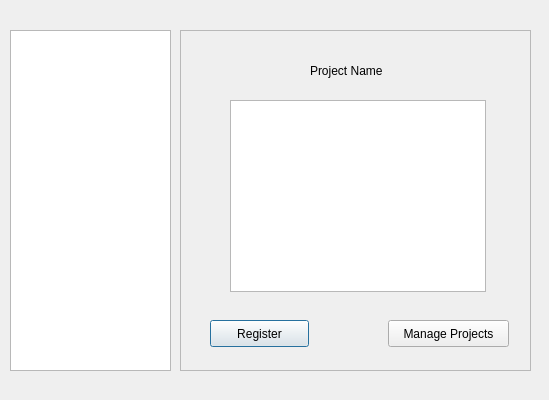
Before: the Qt Designer form studentprojectregisterview.ui in abhinavthukral28/stuPID, drawn with Qt 5.
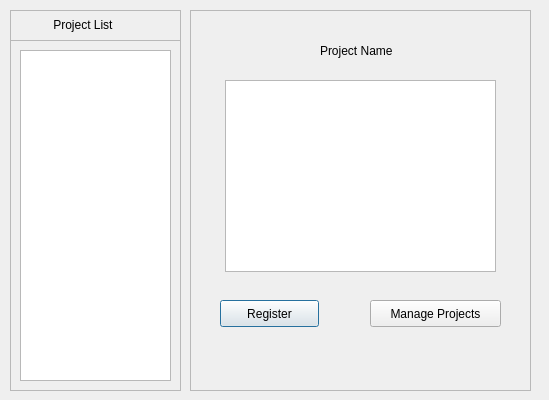
After: the same form once the commit is applied.

Diff of the .ui file:
```diff
--- a/studentprojectregisterview.ui
+++ b/studentprojectregisterview.ui
@@ -16,10 +16,10 @@
   <widget class="QFrame" name="frame">
    <property name="geometry">
     <rect>
-     <x>180</x>
-     <y>30</y>
-     <width>351</width>
-     <height>341</height>
+     <x>190</x>
+     <y>10</y>
+     <width>341</width>
+     <height>381</height>
     </rect>
    </property>
    <property name="frameShape">
@@ -57,9 +57,9 @@
    <widget class="QTextBrowser" name="projectDescription">
     <property name="geometry">
      <rect>
-      <x>50</x>
+      <x>35</x>
       <y>70</y>
-      <width>256</width>
+      <width>271</width>
       <height>192</height>
      </rect>
     </property>
@@ -67,9 +67,9 @@
    <widget class="QPushButton" name="manageProjectButton">
     <property name="geometry">
      <rect>
-      <x>208</x>
+      <x>180</x>
       <y>290</y>
-      <width>121</width>
+      <width>131</width>
       <height>27</height>
      </rect>
     </property>
@@ -78,15 +78,63 @@
     </property>
    </widget>
   </widget>
-  <widget class="QListWidget" name="projectsList">
+  <widget class="QFrame" name="frame_2">
    <property name="geometry">
     <rect>
      <x>10</x>
-     <y>30</y>
-     <width>161</width>
-     <height>341</height>
+     <y>10</y>
+     <width>171</width>
+     <height>381</height>
     </rect>
    </property>
+   <property name="frameShape">
+    <enum>QFrame::StyledPanel</enum>
+   </property>
+   <property name="frameShadow">
+    <enum>QFrame::Raised</enum>
+   </property>
+   <widget class="QLabel" name="label">
+    <property name="geometry">
+     <rect>
+      <x>0</x>
+      <y>-1</y>
+      <width>171</width>
+      <height>31</height>
+     </rect>
+    </property>
+    <property name="text">
+     <string>             Project List</string>
+    </property>
+   </widget>
+   <widget class="QListWidget" name="projectsList">
+    <property name="geometry">
+     <rect>
+      <x>10</x>
+      <y>40</y>
+      <width>151</width>
+      <height>331</height>
+     </rect>
+    </property>
+   </widget>
+   <widget class="QFrame" name="frame_3">
+    <property name="geometry">
+     <rect>
+      <x>0</x>
+      <y>0</y>
+      <width>171</width>
+      <height>31</height>
+     </rect>
+    </property>
+    <property name="frameShape">
+     <enum>QFrame::StyledPanel</enum>
+    </property>
+    <property name="frameShadow">
+     <enum>QFrame::Raised</enum>
+    </property>
+   </widget>
+   <zorder>frame_3</zorder>
+   <zorder>label</zorder>
+   <zorder>projectsList</zorder>
   </widget>
  </widget>
  <resources/>
```
Left out of the diff: 2 changed lines with no effect on the pictures.
